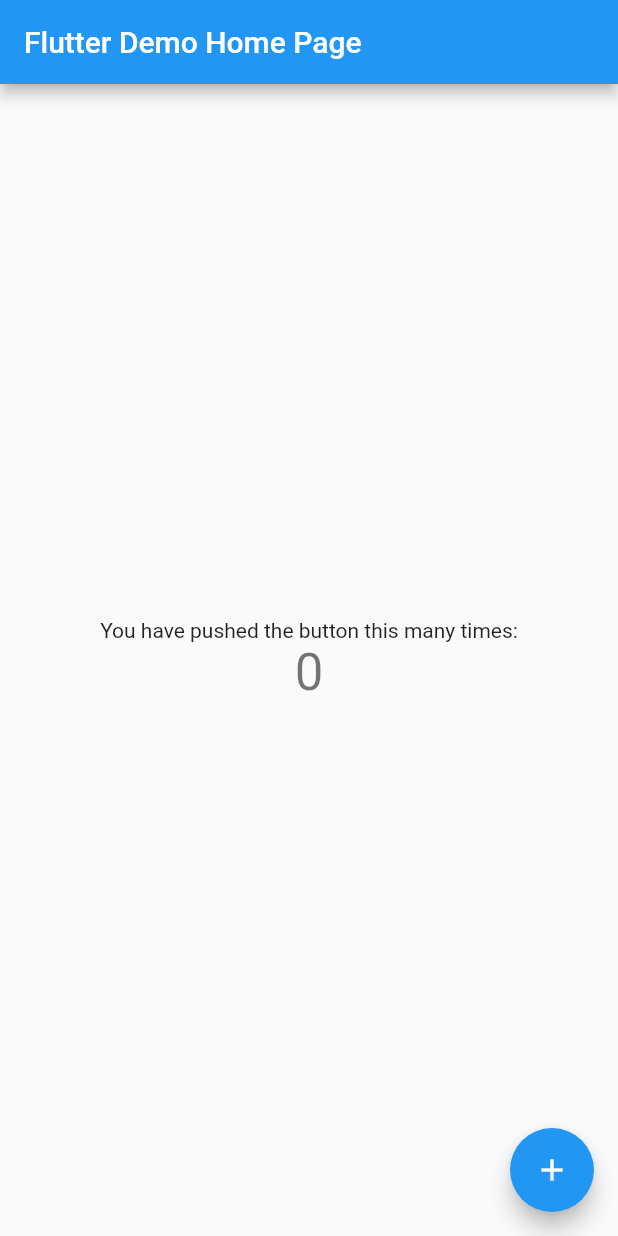
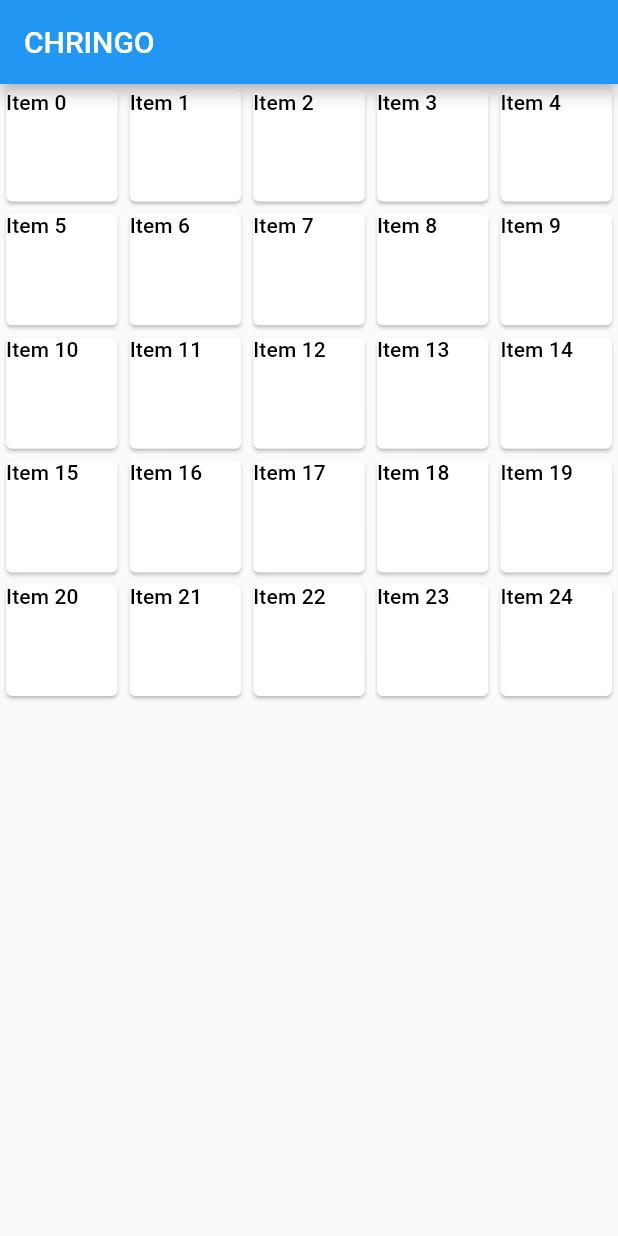
Before and after one commit to joshprzybyszewski/chringo, a Flutter app: the screen it shows after launch, on a phone screen of 412 x 824 dp. Run offline on Flutter 3.47's test engine with Material 2 defaults, Android fonts, the phone set to English and light mode, and no system bars; our stand-ins replace cloud_firestore; accounts and stored records are empty.

Commit message:
implement basic ui from https://codelabs.developers.google.com/codelabs/flutter-firebase/#4 and replace with basic grid

```diff
--- a/chringo/lib/main.dart
+++ b/chringo/lib/main.dart
@@ -1,111 +1,106 @@
 import 'package:flutter/material.dart';
+import 'package:cloud_firestore/cloud_firestore.dart';
 
 void main() => runApp(MyApp());
 
+final dummySnapshot = [
+  {"name": "Filip", "votes": 15},
+  {"name": "Abraham", "votes": 14},
+  {"name": "Richard", "votes": 11},
+  {"name": "Ike", "votes": 10},
+  {"name": "Justin", "votes": 1},
+];
+
 class MyApp extends StatelessWidget {
-  // This widget is the root of your application.
   @override
   Widget build(BuildContext context) {
     return MaterialApp(
-      title: 'Flutter Demo',
-      theme: ThemeData(
-        // This is the theme of your application.
-        //
-        // Try running your application with "flutter run". You'll see the
-        // application has a blue toolbar. Then, without quitting the app, try
-        // changing the primarySwatch below to Colors.green and then invoke
-        // "hot reload" (press "r" in the console where you ran "flutter run",
-        // or simply save your changes to "hot reload" in a Flutter IDE).
-        // Notice that the counter didn't reset back to zero; the application
-        // is not restarted.
-        primarySwatch: Colors.blue,
-      ),
-      home: MyHomePage(title: 'Flutter Demo Home Page'),
+      title: 'Baby Names',
+      home: MyHomePage(),
     );
   }
 }
 
 class MyHomePage extends StatefulWidget {
-  MyHomePage({Key key, this.title}) : super(key: key);
-
-  // This widget is the home page of your application. It is stateful, meaning
-  // that it has a State object (defined below) that contains fields that affect
-  // how it looks.
-
-  // This class is the configuration for the state. It holds the values (in this
-  // case the title) provided by the parent (in this case the App widget) and
-  // used by the build method of the State. Fields in a Widget subclass are
-  // always marked "final".
-
-  final String title;
-
   @override
-  _MyHomePageState createState() => _MyHomePageState();
+  _MyHomePageState createState() {
+    return _MyHomePageState();
+  }
 }
 
 class _MyHomePageState extends State<MyHomePage> {
-  int _counter = 0;
-
-  void _incrementCounter() {
-    setState(() {
-      // This call to setState tells the Flutter framework that something has
-      // changed in this State, which causes it to rerun the build method below
-      // so that the display can reflect the updated values. If we changed
-      // _counter without calling setState(), then the build method would not be
-      // called again, and so nothing would appear to happen.
-      _counter++;
-    });
+  @override
+  Widget build(BuildContext context) {
+    return Scaffold(
+      appBar: AppBar(title: Text('CHRINGO')),
+      body: _buildBody(context),
+    );
   }
 
-  @override
-  Widget build(BuildContext context) {
-    // This method is rerun every time setState is called, for instance as done
-    // by the _incrementCounter method above.
-    //
-    // The Flutter framework has been optimized to make rerunning build methods
-    // fast, so that you can just rebuild anything that needs updating rather
-    // than having to individually change instances of widgets.
-    return Scaffold(
-      appBar: AppBar(
-        // Here we take the value from the MyHomePage object that was created by
-        // the App.build method, and use it to set our appbar title.
-        title: Text(widget.title),
-      ),
-      body: Center(
-        // Center is a layout widget. It takes a single child and positions it
-        // in the middle of the parent.
-        child: Column(
-          // Column is also layout widget. It takes a list of children and
-          // arranges them vertically. By default, it sizes itself to fit its
-          // children horizontally, and tries to be as tall as its parent.
-          //
-          // Invoke "debug painting" (press "p" in the console, choose the
-          // "Toggle Debug Paint" action from the Flutter Inspector in Android
-          // Studio, or the "Toggle Debug Paint" command in Visual Studio Code)
-          // to see the wireframe for each widget.
-          //
-          // Column has various properties to control how it sizes itself and
-          // how it positions its children. Here we use mainAxisAlignment to
-          // center the children vertically; the main axis here is the vertical
-          // axis because Columns are vertical (the cross axis would be
-          // horizontal).
-          mainAxisAlignment: MainAxisAlignment.center,
-          children: <Widget>[
-            Text(
-              'You have pushed the button this many times:',
-            ),
-            Text(
-              '$_counter',
-              style: Theme.of(context).textTheme.display1,
-            ),
-          ],
+  Widget _buildBody(BuildContext context) {
+    // TODO: get actual snapshot from Cloud Firestore
+    return _buildGrid(context);
+  }
+
+  Widget _buildGrid(BuildContext context) {
+    return GridView.count(
+      // Create a grid with 2 columns. If you change the scrollDirection to
+      // horizontal, this produces 2 rows.
+      crossAxisCount: 5,
+      // Generate 100 widgets that display their index in the List.
+      children: List.generate(25, (index) {
+        return Card(
+          child: Text(
+            'Item $index',
+            style: Theme.of(context).textTheme.subtitle,
+          ),
+        );
+      }),
+    );
+  }
+
+  Widget _buildList(BuildContext context, List<Map> snapshot) {
+    return ListView(
+      padding: const EdgeInsets.only(top: 20.0),
+      children: snapshot.map((data) => _buildListItem(context, data)).toList(),
+    );
+  }
+
+  Widget _buildListItem(BuildContext context, Map data) {
+    final record = Record.fromMap(data);
+
+    return Padding(
+      key: ValueKey(record.name),
+      padding: const EdgeInsets.symmetric(horizontal: 16.0, vertical: 8.0),
+      child: Container(
+        decoration: BoxDecoration(
+          border: Border.all(color: Colors.grey),
+          borderRadius: BorderRadius.circular(5.0),
+        ),
+        child: ListTile(
+          title: Text(record.name),
+          trailing: Text(record.votes.toString()),
+          onTap: () => print(record),
         ),
       ),
-      floatingActionButton: FloatingActionButton(
-        onPressed: _incrementCounter,
-        tooltip: 'Increment',
-        child: Icon(Icons.add),
-      ), // This trailing comma makes auto-formatting nicer for build methods.
     );
   }
 }
+
+class Record {
+  final String name;
+  final int votes;
+  final DocumentReference reference;
+
+  Record.fromMap(Map<String, dynamic> map, {this.reference})
+      : assert(map['name'] != null),
+        assert(map['votes'] != null),
+        name = map['name'],
+        votes = map['votes'];
+
+  Record.fromSnapshot(DocumentSnapshot snapshot)
+      : this.fromMap(snapshot.data, reference: snapshot.reference);
+
+  @override
+  String toString() => "Record<$name:$votes>";
+}
```
